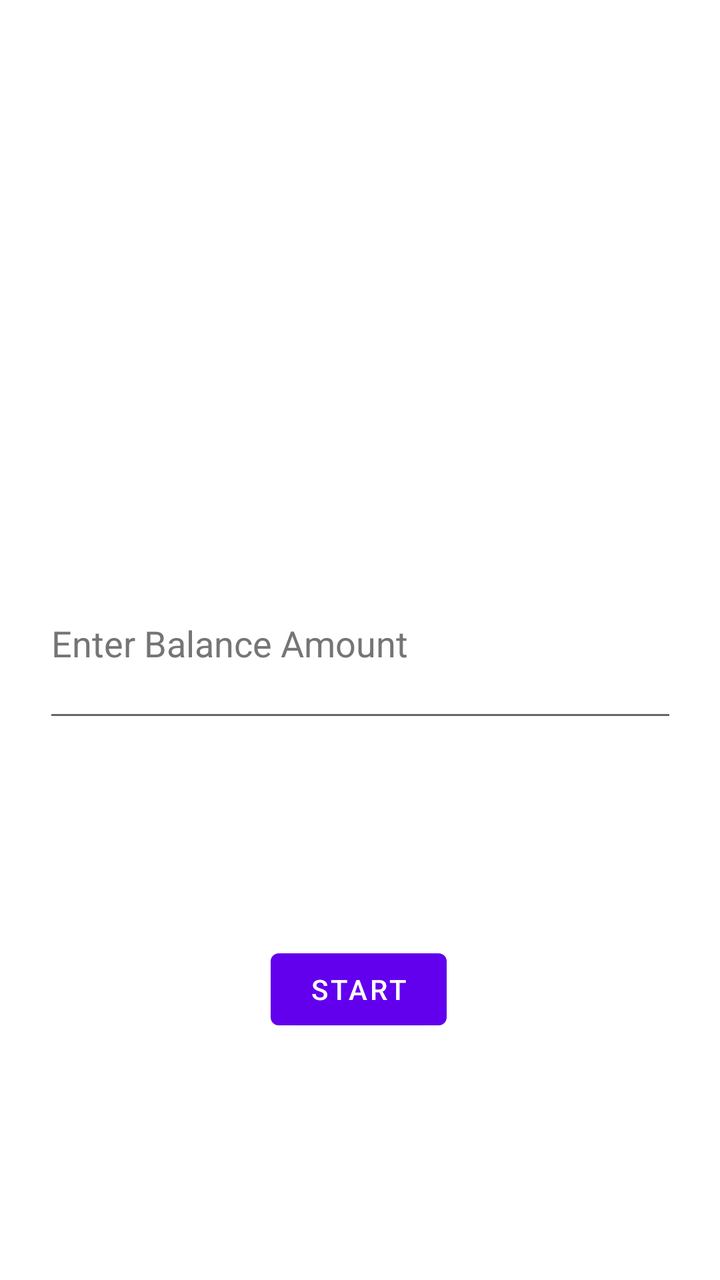
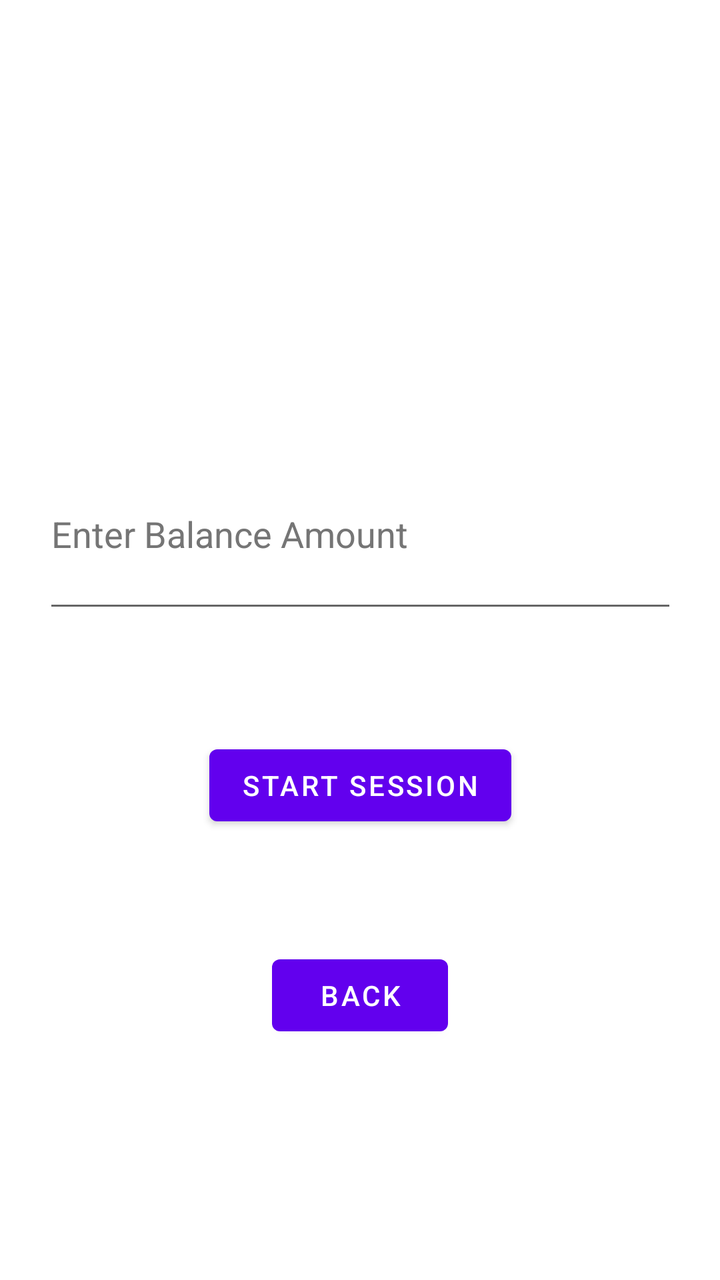

Before-and-after screenshots of an Android layout around one commit, followed by the original layout XML and the change that was made.
<!-- AndroidManifest.xml: application theme Theme.GamblingBadger -->
<!-- res/layout/fragment_start_session.xml -->
<?xml version="1.0" encoding="utf-8"?>
<androidx.constraintlayout.widget.ConstraintLayout xmlns:android="http://schemas.android.com/apk/res/android"
    xmlns:app="http://schemas.android.com/apk/res-auto"
    xmlns:tools="http://schemas.android.com/tools"
    android:layout_width="match_parent"
    android:layout_height="match_parent"
    tools:context=".casinosession.StartSessionFragment">

    <Button
        android:id="@+id/startSessionFrag_button_start"
        android:layout_width="wrap_content"
        android:layout_height="wrap_content"
        android:text="@string/startSessionFrag_button_start_label"
        app:layout_constraintBottom_toBottomOf="parent"
        app:layout_constraintEnd_toEndOf="parent"
        app:layout_constraintHorizontal_bias="0.498"
        app:layout_constraintStart_toStartOf="parent"
        app:layout_constraintTop_toTopOf="parent"
        app:layout_constraintVertical_bias="0.795" />

    <EditText
        android:id="@+id/startSessionFrag_editTextNumberDecimal_balance"
        android:layout_width="317dp"
        android:layout_height="92dp"
        android:autofillHints=""
        android:ems="10"
        android:hint="@string/startSessionFrag_editTextNumberDecimal_balance_hint"
        android:inputType="numberDecimal"
        android:textColorHint="#757575"
        android:imeOptions="actionDone"
        app:layout_constraintBottom_toBottomOf="parent"
        app:layout_constraintEnd_toEndOf="parent"
        app:layout_constraintStart_toStartOf="parent"
        app:layout_constraintTop_toTopOf="parent" />
</androidx.constraintlayout.widget.ConstraintLayout>
<!-- resources referenced by this layout -->
<resources>
  <string name="startSessionFrag_button_start_label">Start</string>
  <string name="startSessionFrag_editTextNumberDecimal_balance_hint">Enter Balance Amount</string>
  <style name="Theme.GamblingBadger" parent="Theme.MaterialComponents.DayNight.DarkActionBar">
          
          <item name="colorPrimary">@color/purple_500</item>
          <item name="colorPrimaryVariant">@color/purple_700</item>
          <item name="colorOnPrimary">@color/white</item>
          
          <item name="colorSecondary">@color/teal_200</item>
          <item name="colorSecondaryVariant">@color/teal_700</item>
          <item name="colorOnSecondary">@color/black</item>
          
          <item name="android:statusBarColor" tools:targetApi="l">?attr/colorPrimaryVariant</item>
          
      </style>
  <color name="purple_500">#FF6200EE</color>
  <color name="purple_700">#FF3700B3</color>
  <color name="white">#FFFFFFFF</color>
  <color name="teal_200">#FF03DAC5</color>
  <color name="teal_700">#FF018786</color>
  <color name="black">#FF000000</color>
</resources>

<!-- the commit's change to res/layout/fragment_start_session.xml (unified diff, before → after) -->
@@ -11,12 +11,11 @@
         android:layout_width="wrap_content"
         android:layout_height="wrap_content"
         android:text="@string/startSessionFrag_button_start_label"
-        app:layout_constraintBottom_toBottomOf="parent"
+        app:layout_constraintBottom_toTopOf="@+id/startSessionFrag_button_back"
         app:layout_constraintEnd_toEndOf="parent"
-        app:layout_constraintHorizontal_bias="0.498"
+        app:layout_constraintHorizontal_bias="0.5"
         app:layout_constraintStart_toStartOf="parent"
-        app:layout_constraintTop_toTopOf="parent"
-        app:layout_constraintVertical_bias="0.795" />
+        app:layout_constraintTop_toBottomOf="@+id/startSessionFrag_editTextNumberDecimal_balance" />
 
     <EditText
         android:id="@+id/startSessionFrag_editTextNumberDecimal_balance"
@@ -25,11 +24,24 @@
         android:autofillHints=""
         android:ems="10"
         android:hint="@string/startSessionFrag_editTextNumberDecimal_balance_hint"
+        android:imeOptions="actionDone"
         android:inputType="numberDecimal"
         android:textColorHint="#757575"
-        android:imeOptions="actionDone"
         app:layout_constraintBottom_toBottomOf="parent"
         app:layout_constraintEnd_toEndOf="parent"
         app:layout_constraintStart_toStartOf="parent"
-        app:layout_constraintTop_toTopOf="parent" />
+        app:layout_constraintTop_toTopOf="parent"
+        app:layout_constraintVertical_bias="0.40" />
+
+    <Button
+        android:id="@+id/startSessionFrag_button_back"
+        android:layout_width="wrap_content"
+        android:layout_height="wrap_content"
+        android:text="@string/startSessionFrag_button_back_label"
+        app:layout_constraintBottom_toBottomOf="parent"
+        app:layout_constraintEnd_toEndOf="parent"
+        app:layout_constraintHorizontal_bias="0.5"
+        app:layout_constraintStart_toStartOf="parent"
+        app:layout_constraintTop_toTopOf="parent"
+        app:layout_constraintVertical_bias="0.8" />
 </androidx.constraintlayout.widget.ConstraintLayout>
<!-- resource entries referenced after the edit -->
@@ -1,6 +1,7 @@
 <!-- resources referenced by this layout -->
 <resources>
-  <string name="startSessionFrag_button_start_label">Start</string>
+  <string name="startSessionFrag_button_back_label">@string/back_label</string>
+  <string name="startSessionFrag_button_start_label">@string/startSession_label</string>
   <string name="startSessionFrag_editTextNumberDecimal_balance_hint">Enter Balance Amount</string>
   <style name="Theme.GamblingBadger" parent="Theme.MaterialComponents.DayNight.DarkActionBar">
           
